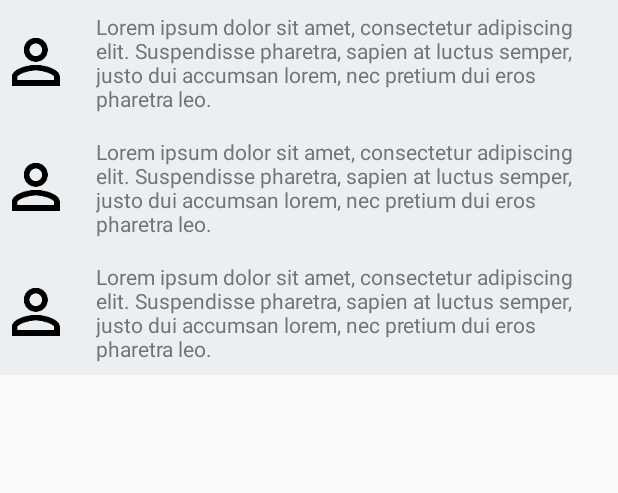
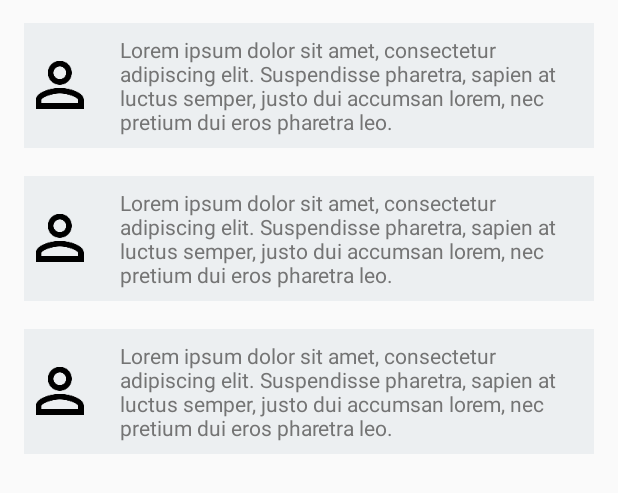
Before and after one commit to andykeem/test_android, an Android app: the layout activity_chat.xml on its own in the app's theme, with its tools: preview values and no code run, on a phone screen of 412 x 824 dp. Shown: the top 493 px of the screen. Run offline under Robolectric (Android 15) with nearby library versions, the phone set to English and light mode, and no system bars.

Commit message:
picasso circle avatar added. chat layout spacing added

```diff
--- a/Android_Test/AndroidProgrammerTest/app/src/main/java/com/apppartner/androidtest/chat/ChatAdapter.java
+++ b/Android_Test/AndroidProgrammerTest/app/src/main/java/com/apppartner/androidtest/chat/ChatAdapter.java
@@ -10,6 +10,7 @@ import android.widget.TextView;
 
 import com.apppartner.androidtest.R;
 import com.apppartner.androidtest.api.ChatLogMessageModel;
+import com.apppartner.androidtest.helper.CircleTransform;
 import com.squareup.picasso.Picasso;
 
 import java.util.ArrayList;
@@ -73,7 +74,9 @@ public class ChatAdapter extends RecyclerView.Adapter<ChatAdapter.ChatViewHolder
 
         // load avatar image using Picasso library..
         String avatarUrl = chatLogMessageModel.getAvatarUrl();
-        Picasso.with(mContext).load(avatarUrl).into(viewHolder.avatarImageView);
+        Picasso.with(mContext).load(avatarUrl)
+                .transform(new CircleTransform())
+                .into(viewHolder.avatarImageView);
     }
 
     @Override
--- a/Android_Test/AndroidProgrammerTest/app/src/main/res/layout/activity_chat.xml
+++ b/Android_Test/AndroidProgrammerTest/app/src/main/res/layout/activity_chat.xml
@@ -3,7 +3,9 @@
                 xmlns:tools="http://schemas.android.com/tools"
                 android:layout_width="match_parent"
                 android:layout_height="match_parent"
-                tools:context=".chat.ChatActivity">
+                tools:context=".chat.ChatActivity"
+                android:layout_marginTop="6dp"
+                android:layout_marginBottom="6dp">
 
     <android.support.v7.widget.RecyclerView
         android:id="@+id/recyclerView"
--- a/Android_Test/AndroidProgrammerTest/app/src/main/res/layout/item_chat.xml
+++ b/Android_Test/AndroidProgrammerTest/app/src/main/res/layout/item_chat.xml
@@ -8,7 +8,11 @@
               android:gravity="center_vertical"
               android:orientation="horizontal"
               tools:background="@color/background"
-              tools:ignore="UseCompoundDrawables">
+              tools:ignore="UseCompoundDrawables"
+              android:layout_marginTop="9dp"
+              android:layout_marginBottom="9dp"
+              android:layout_marginLeft="@dimen/activity_vertical_margin"
+              android:layout_marginRight="@dimen/activity_vertical_margin">
 
     <ImageView
         android:id="@+id/avatarImageView"
```
Also changed, not shown: Android_Test/AndroidProgrammerTest/app/src/main/java/com/apppartner/androidtest/helper/CircleTransform.java (added, +46 -0 lines), Android_Test/AndroidProgrammerTest/app/src/main/res/layout/activity_animation.xml (+5 -5 lines).
